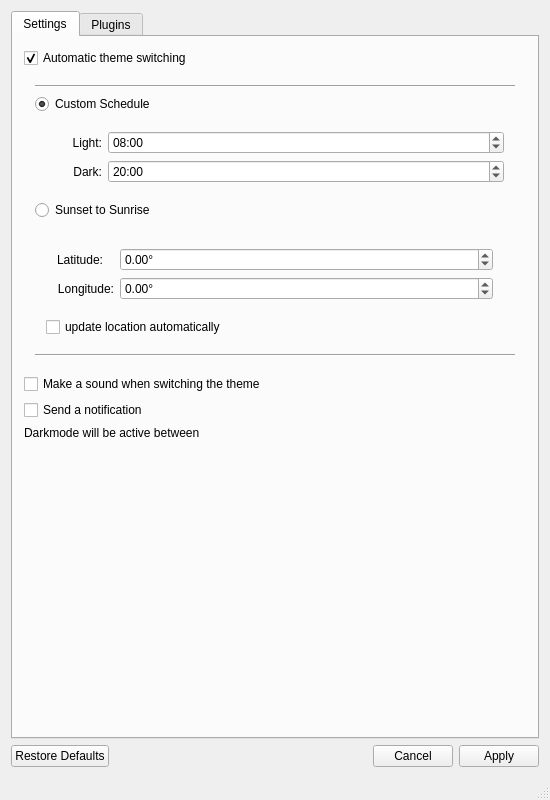
Old version of the form designer/main_window.ui in the repository oskarsh/Yin-Yang.
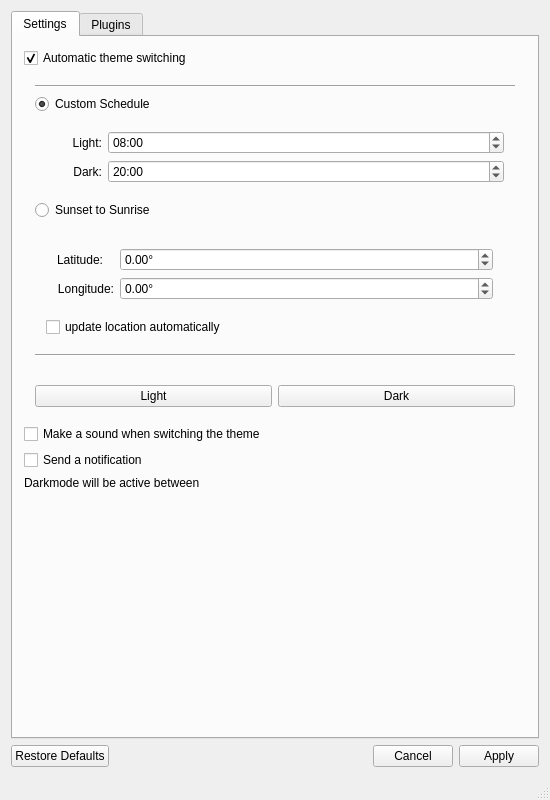
New version of the form. The open tabs and pages were chosen to show the change. Icons and pictures are not drawn.

Commit message: Re-added manual buttons

Diff of the .ui file:
```diff
--- a/designer/main_window.ui
+++ b/designer/main_window.ui
@@ -276,6 +276,26 @@
           </layout>
          </widget>
         </item>
+        <item>
+         <widget class="QWidget" name="manual_buttons" native="true">
+          <layout class="QHBoxLayout" name="horizontalLayout_3">
+           <item>
+            <widget class="QPushButton" name="button_light">
+             <property name="text">
+              <string>Light</string>
+             </property>
+            </widget>
+           </item>
+           <item>
+            <widget class="QPushButton" name="button_dark">
+             <property name="text">
+              <string>Dark</string>
+             </property>
+            </widget>
+           </item>
+          </layout>
+         </widget>
+        </item>
         <item>
          <widget class="QCheckBox" name="toggle_sound">
           <property name="text">
```
Left out of the diff: 49 changed lines with no effect on the pictures. The commit also changes 8 other files.
